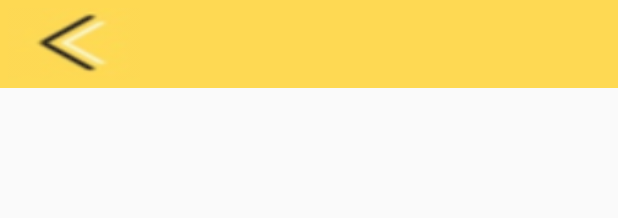
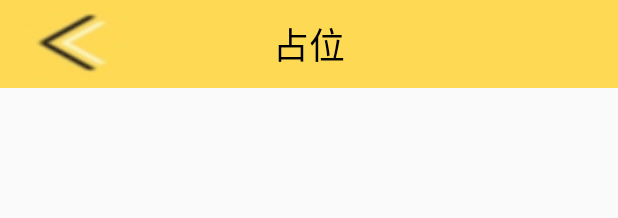
Before and after one commit to haocdp/EasyGo, an Android app: the layout title.xml on its own in the app's theme, with its tools: preview values and no code run, on a phone screen of 412 x 824 dp. Shown: the top 218 px of the screen. Run offline under Robolectric (Android 15) with nearby library versions, the phone set to English and light mode, and no system bars; Roboto replaces fonts that are not available here.

Commit message:
修改 title 布局为RelativeLayout，将标题居中

```diff
--- a/app/src/main/res/layout/title.xml
+++ b/app/src/main/res/layout/title.xml
@@ -1,5 +1,5 @@
 <?xml version="1.0" encoding="utf-8"?>
-<LinearLayout xmlns:android="http://schemas.android.com/apk/res/android"
+<RelativeLayout xmlns:android="http://schemas.android.com/apk/res/android"
     android:layout_width="match_parent"
     android:layout_height="wrap_content"
     android:background="@color/mainColor">
@@ -15,13 +15,12 @@
 
     <TextView
         android:id="@+id/title_text"
-        android:layout_width="0dp"
+        android:layout_width="wrap_content"
         android:layout_height="wrap_content"
-        android:layout_gravity="center"
-        android:layout_weight="1"
+        android:layout_centerInParent="true"
+        android:text="占位"
         android:textColor="#000000"
-        android:textSize="20sp"
-        />
+        android:textSize="24sp" />
 
 
-</LinearLayout>
+</RelativeLayout>
```
